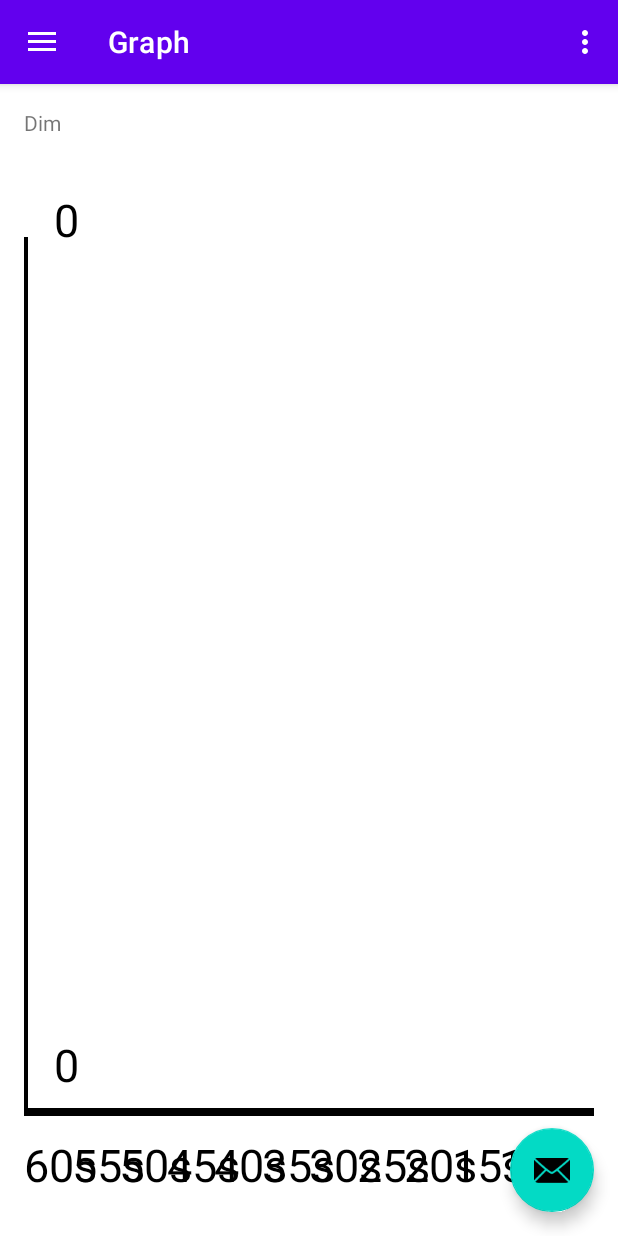
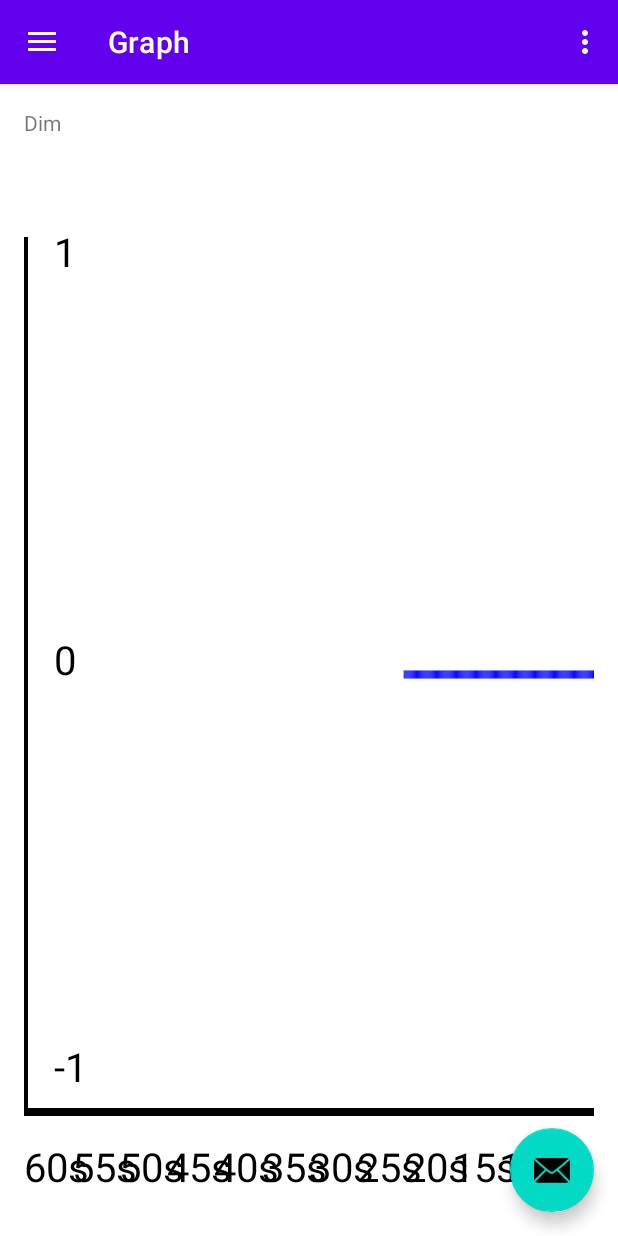
Before and after one commit to yaroshenkonikita/lux-meter, an Android app: the screen it shows after launch (MainActivity), in the side drawer, after a tap on "Graph", on a phone screen of 412 x 824 dp. Run offline under Robolectric (Android 15) with nearby library versions, the phone set to English and light mode, and no system bars; our stand-ins replace data binding, navigation-ui.

Commit message:
reg graph to good values visible

```diff
--- a/app/src/main/java/com/example/luxmetr/ui/graph/GraphView.kt
+++ b/app/src/main/java/com/example/luxmetr/ui/graph/GraphView.kt
@@ -6,6 +6,7 @@ import android.graphics.Color
 import android.graphics.Paint
 import android.util.AttributeSet
 import android.view.View
+import kotlin.math.max
 import kotlin.math.min
 
 class GraphView @JvmOverloads constructor(
@@ -28,7 +29,7 @@ class GraphView @JvmOverloads constructor(
 
     private val textPaint = Paint().apply {
         color = Color.BLACK
-        textSize = 45f
+        textSize = 40f
     }
 
     fun setData(data: List<Int>) {
@@ -48,15 +49,18 @@ class GraphView @JvmOverloads constructor(
         val minHeight = paddingLowLine
         val maxHeight = height.toFloat() - paddingLowLine
 
-        val minLux = ((luxData.minOrNull() ?: 0) * 0.8).toInt()
-        val maxLux = min(((luxData.maxOrNull() ?: 40000) * 1.2).toInt(), 40000)
+        var minLux = ((luxData.minOrNull() ?: 0)).toInt()
+        var maxLux = min(((luxData.maxOrNull() ?: 40000)).toInt(), 40000)
+        val deltaMinMax = max((maxLux - minLux).toFloat(), 10f)
+        minLux -= (deltaMinMax * 0.1f).toInt()
+        maxLux += (deltaMinMax * 0.1f).toInt()
         val currentLux = luxData.lastOrNull() ?: 0
         val widthStep = width / (totalSize - 1).toFloat()
-        val heightScale = height / (maxLux - minLux).toFloat()
+        val heightScale = (maxHeight - minHeight) / (maxLux - minLux).toFloat()
 
         // Draw axes
-        canvas.drawLine(0f, height.toFloat() - paddingLowLine, width.toFloat(), height.toFloat() - paddingLowLine, axisPaint) // X-axis
-        canvas.drawLine(0f, paddingLowLine, 0f, height.toFloat() - paddingLowLine, axisPaint) // Y-axis
+        canvas.drawLine(0f, maxHeight, width.toFloat(), maxHeight, axisPaint) // X-axis
+        canvas.drawLine(0f, minHeight, 0f, maxHeight, axisPaint) // Y-axis
 
         // Draw labels for axes
         val x = width / 12.toFloat()
@@ -68,9 +72,9 @@ class GraphView @JvmOverloads constructor(
         }
 
         // Min, Max, Current labels on Y-axis
-        canvas.drawText(minLux.toString(), paddingFromLine, height.toFloat() - paddingLowLine - paddingFromLine, textPaint)
-        canvas.drawText(maxLux.toString(), paddingFromLine, paddingForValues, textPaint)
-        canvas.drawText(currentLux.toString(), paddingFromLine, height - (currentLux - minLux) * heightScale, textPaint)
+        canvas.drawText(minLux.toString(), paddingFromLine, maxHeight - paddingFromLine, textPaint)
+        canvas.drawText(maxLux.toString(), paddingFromLine, minHeight + paddingFromLine, textPaint)
+        canvas.drawText(currentLux.toString(), paddingFromLine, maxHeight - (currentLux - minLux) * heightScale, textPaint)
 
         val delta = totalSize - dataSize
 
@@ -78,9 +82,9 @@ class GraphView @JvmOverloads constructor(
         for ((iter, i) in (delta until totalSize - 1).withIndex()) {
             if (iter >= luxData.size - 1) break
             val startX = i * widthStep
-            val startY = height - (luxData[iter] - minLux) * heightScale
+            val startY = maxHeight - (luxData[iter] - minLux) * heightScale
             val stopX = (i + 1) * widthStep
-            val stopY = height - (luxData[iter + 1] - minLux) * heightScale
+            val stopY = maxHeight - (luxData[iter + 1] - minLux) * heightScale
             canvas.drawLine(startX, startY, stopX, stopY, paint)
         }
     }
```
